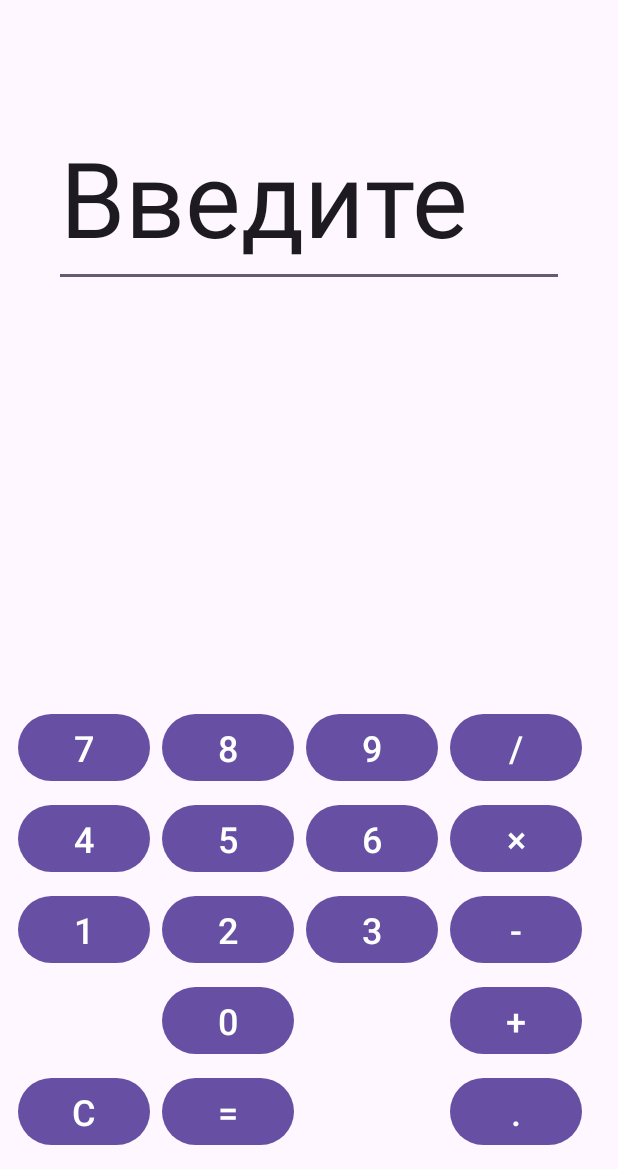
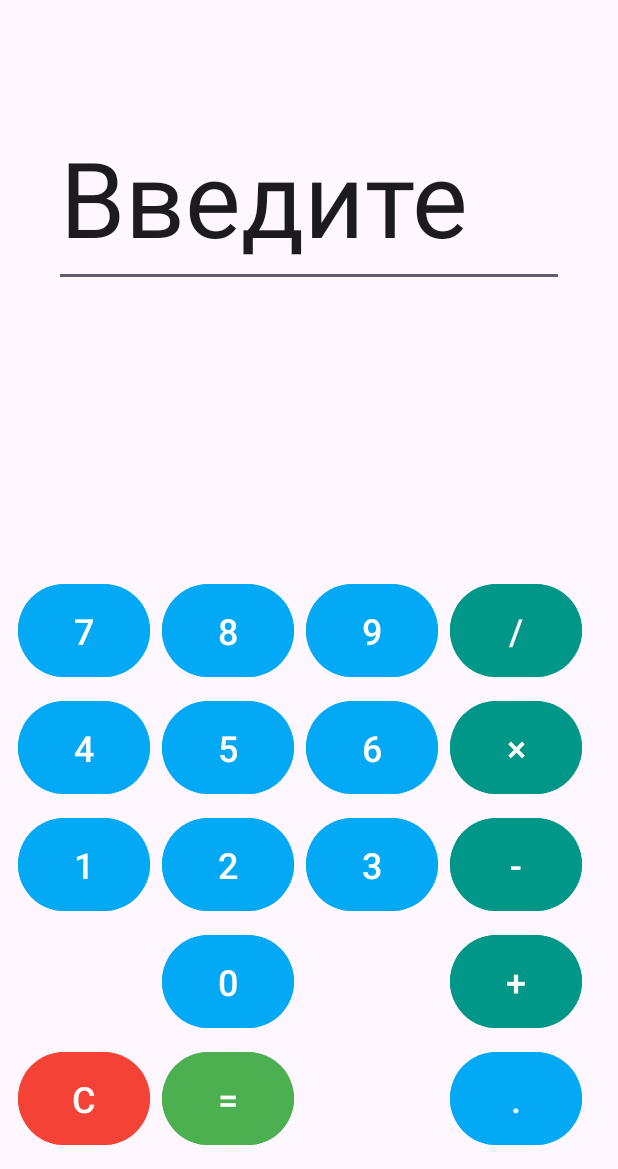
Before and after one commit to Blake22020/Calc, an Android app: the screen it shows after launch (MainActivity), on a phone screen of 412 x 824 dp, the part 67-1236 px from its top. Run offline under Robolectric (Android 15) with nearby library versions, the phone set to English and light mode, and no system bars; Roboto replaces fonts that are not available here.

```diff
--- a/app/src/main/AndroidManifest.xml
+++ b/app/src/main/AndroidManifest.xml
@@ -1,7 +1,7 @@
 <?xml version="1.0" encoding="utf-8"?>
 <manifest xmlns:android="http://schemas.android.com/apk/res/android"
     xmlns:tools="http://schemas.android.com/tools">
-
+    <uses-permission android:name="android.permission.VIBRATE" />
     <application
         android:allowBackup="true"
         android:dataExtractionRules="@xml/data_extraction_rules"
--- a/app/src/main/java/com/example/blakecalc/MainActivity.kt
+++ b/app/src/main/java/com/example/blakecalc/MainActivity.kt
@@ -46,9 +46,9 @@ class MainActivity : AppCompatActivity() {
         findViewById<Button>(R.id.btn_divide).setOnClickListener { onOperationClick(it) }
 
         // Доп. функции
-        findViewById<Button>(R.id.btn_decimal).setOnClickListener { onDecimalClick(it) }
+        findViewById<Button>(R.id.btn_decimal).setOnClickListener { onDecimalClick() }
         findViewById<Button>(R.id.btn_clear).setOnClickListener { onClearClick() }
-        findViewById<Button>(R.id.btn_equals).setOnClickListener { onEqualsClick(it) }
+        findViewById<Button>(R.id.btn_equals).setOnClickListener { onEqualsClick() }
     }
 
     private fun onDigitClick(view: View) {
@@ -60,7 +60,7 @@ class MainActivity : AppCompatActivity() {
         isOperationPressed = false
     }
 
-    private fun onDecimalClick(view: View) {
+    private fun onDecimalClick() {
         if (currentInput == "Error") onClearClick()
 
         if (!currentInput.contains(".")) {
@@ -92,7 +92,7 @@ class MainActivity : AppCompatActivity() {
         }
     }
 
-    private fun onEqualsClick(view: View) {
+    private fun onEqualsClick() {
         if (currentInput.isNotEmpty() && currentOperator.isNotEmpty()) {
             val secondValue = currentInput.toDouble()
             val result = when (currentOperator) {
@@ -113,4 +113,6 @@ class MainActivity : AppCompatActivity() {
             isOperationPressed = true
         }
     }
+
+
 }
--- a/app/src/main/res/layout/activity_main.xml
+++ b/app/src/main/res/layout/activity_main.xml
@@ -53,36 +53,44 @@
         <!-- Ряд 1 -->
         <Button
             android:id="@+id/btn_7"
+            android:layout_height="70dp"
             android:layout_row="0"
             android:layout_column="0"
             android:layout_margin="4dp"
+            android:backgroundTint="#03A9F4"
             android:text="7"
             android:textSize="24sp"
             tools:ignore="HardcodedText" />
 
         <Button
             android:id="@+id/btn_8"
+            android:layout_height="70dp"
             android:layout_row="0"
             android:layout_column="1"
             android:layout_margin="4dp"
+            android:backgroundTint="#03A9F4"
             android:text="8"
             android:textSize="24sp"
             tools:ignore="HardcodedText" />
 
         <Button
             android:id="@+id/btn_9"
+            android:layout_height="70dp"
             android:layout_row="0"
             android:layout_column="2"
             android:layout_margin="4dp"
+            android:backgroundTint="#03A9F4"
             android:text="9"
             android:textSize="24sp"
             tools:ignore="HardcodedText" />
 
         <Button
             android:id="@+id/btn_divide"
+            android:layout_height="70dp"
             android:layout_row="0"
             android:layout_column="3"
             android:layout_margin="4dp"
+            android:backgroundTint="#009688"
             android:text="/"
             android:textSize="24sp"
             tools:ignore="HardcodedText" />
@@ -90,36 +98,44 @@
         <!-- Ряд 2 -->
         <Button
             android:id="@+id/btn_4"
+            android:layout_height="70dp"
             android:layout_row="1"
             android:layout_column="0"
             android:layout_margin="4dp"
+            android:backgroundTint="#03A9F4"
             android:text="4"
             android:textSize="24sp"
             tools:ignore="HardcodedText" />
 
         <Button
             android:id="@+id/btn_5"
+            android:layout_height="70dp"
             android:layout_row="1"
             android:layout_column="1"
             android:layout_margin="4dp"
+            android:backgroundTint="#03A9F4"
             android:text="5"
             android:textSize="24sp"
             tools:ignore="HardcodedText" />
 
         <Button
             android:id="@+id/btn_6"
+            android:layout_height="70dp"
             android:layout_row="1"
             android:layout_column="2"
             android:layout_margin="4dp"
+            android:backgroundTint="#03A9F4"
             android:text="6"
             android:textSize="24sp"
             tools:ignore="HardcodedText" />
 
         <Button
             android:id="@+id/btn_multiply"
+            android:layout_height="70dp"
             android:layout_row="1"
             android:layout_column="3"
             android:layout_margin="4dp"
+            android:backgroundTint="#009688"
             android:text="×"
             android:textSize="24sp"
             tools:ignore="HardcodedText" />
@@ -127,36 +143,44 @@
         <!-- Ряд 3 -->
         <Button
             android:id="@+id/btn_1"
+            android:layout_height="70dp"
             android:layout_row="2"
             android:layout_column="0"
             android:layout_margin="4dp"
+            android:backgroundTint="#03A9F4"
             android:text="1"
             android:textSize="24sp"
             tools:ignore="HardcodedText" />
 
         <Button
             android:id="@+id/btn_2"
+            android:layout_height="70dp"
             android:layout_row="2"
             android:layout_column="1"
             android:layout_margin="4dp"
+            android:backgroundTint="#03A9F4"
             android:text="2"
             android:textSize="24sp"
             tools:ignore="HardcodedText" />
 
         <Button
             android:id="@+id/btn_3"
+            android:layout_height="70dp"
             android:layout_row="2"
             android:layout_column="2"
             android:layout_margin="4dp"
+            android:backgroundTint="#03A9F4"
             android:text="3"
             android:textSize="24sp"
             tools:ignore="HardcodedText" />
 
         <Button
             android:id="@+id/btn_subtract"
+            android:layout_height="70dp"
             android:layout_row="2"
             android:layout_column="3"
             android:layout_margin="4dp"
+            android:backgroundTint="#009688"
             android:text="-"
             android:textSize="24sp"
             tools:ignore="HardcodedText" />
@@ -165,28 +189,34 @@
 
         <Button
             android:id="@+id/btn_0"
+            android:layout_height="70dp"
             android:layout_row="3"
             android:layout_column="1"
             android:layout_columnSpan="2"
             android:layout_margin="4dp"
+            android:backgroundTint="#03A9F4"
             android:text="0"
             android:textSize="24sp"
             tools:ignore="HardcodedText" />
 
         <Button
             android:id="@+id/btn_decimal"
+            android:layout_height="70dp"
             android:layout_row="4"
             android:layout_column="3"
             android:layout_margin="4dp"
+            android:backgroundTint="#03A9F4"
             android:text="."
             android:textSize="24sp"
             tools:ignore="HardcodedText" />
 
         <Button
             android:id="@+id/btn_add"
+            android:layout_height="70dp"
             android:layout_row="3"
             android:layout_column="3"
             android:layout_margin="4dp"
+            android:backgroundTint="#009688"
             android:text="+"
             android:textSize="24sp"
             tools:ignore="HardcodedText" />
@@ -195,20 +225,23 @@
         <Button
             android:id="@+id/btn_clear"
             android:layout_width="wrap_content"
-            android:layout_height="wrap_content"
+            android:layout_height="70dp"
             android:layout_row="4"
             android:layout_column="0"
             android:layout_margin="4dp"
+            android:backgroundTint="#F44336"
             android:text="C"
             android:textSize="24sp"
             tools:ignore="HardcodedText" />
 
         <Button
             android:id="@+id/btn_equals"
+            android:layout_height="70dp"
             android:layout_row="4"
             android:layout_column="1"
             android:layout_columnSpan="3"
             android:layout_margin="4dp"
+            android:backgroundTint="#4CAF50"
             android:text="="
             android:textSize="24sp"
             tools:ignore="HardcodedText" />
```
